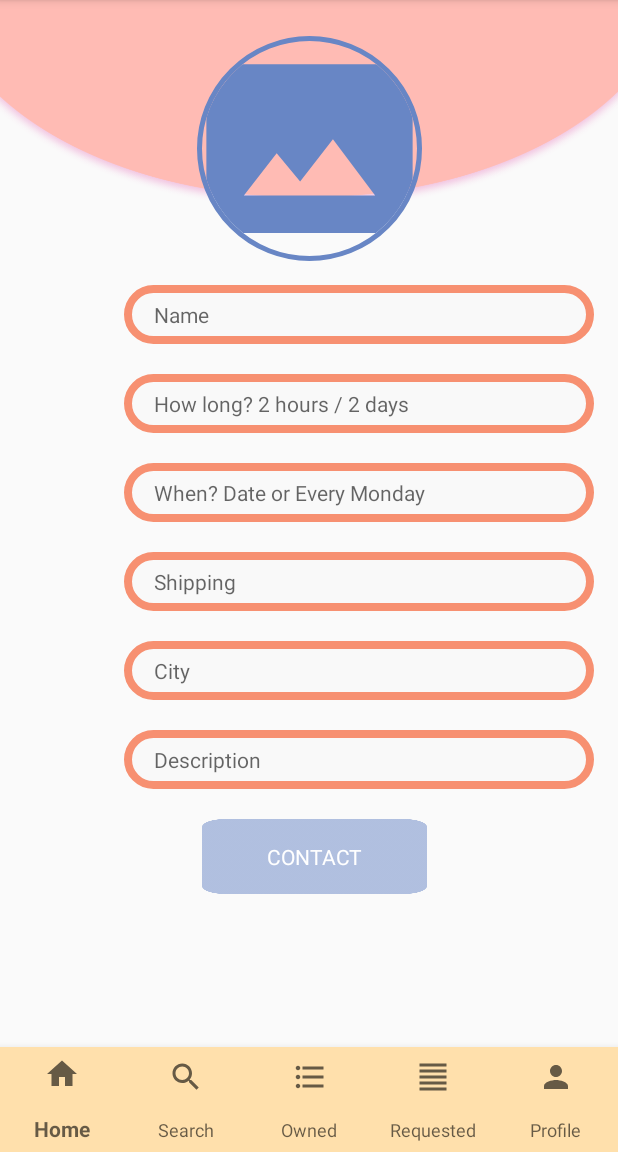
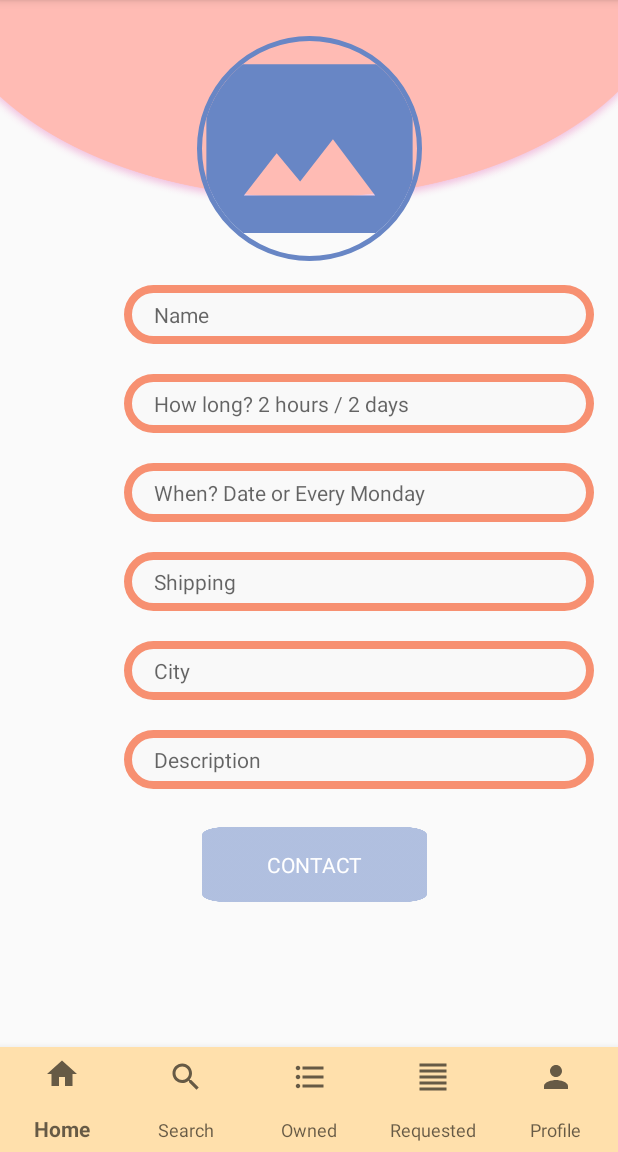
Before and after one commit to MarosiF/NeighbourInNeed, an Android app: the AdActivity screen opened directly, with no data from a screen before it, on a phone screen of 412 x 824 dp, the part 84-1236 px from its top. Run offline under Robolectric (Android 15) with nearby library versions, the phone set to English and light mode, and no system bars; our stand-ins replace CircleImageView, Firebase (no records; nobody signed in at launch, a user with empty details on screens opened directly), Picasso; Roboto replaces fonts that are not available here; 1 statement that could not run was skipped.

Commit message:
bug fixes: ScrollView, wrong password entered, hide contact button own advertisements

```diff
--- a/app/src/main/java/com/example/neighbourinneed/AdActivity.java
+++ b/app/src/main/java/com/example/neighbourinneed/AdActivity.java
@@ -41,7 +41,8 @@ public class AdActivity extends AppCompatActivity {
     private StorageReference productImagesRef;
     final private String parentDbName = "Advertisements";
     private String ownerEmail, owner;
-    String currentAd;
+    private String currentAd;
+    private String callingActivity;
     private BottomNavigationView bottomNavigationView;
     Advertisement advertisement;
 
@@ -82,13 +83,13 @@ public class AdActivity extends AppCompatActivity {
         //Prevalent.currentAdName = advertisementID;
 
         currentAd = getIntent().getStringExtra("advertisement");
-        //advertisementInfoDisplay(advertisementID);
+        callingActivity = getIntent().getStringExtra("callingActivity");
 
-        //Advertisement ad = (Advertisement) getIntent().getSerializableExtra("advertisement");
+        if (callingActivity.equals("OfferList")) {
+            adButtonContact.setVisibility(View.GONE);
+        }
 
         advertisementInfoDisplay(currentAd);
-
-        //advertisementInfoDisplay(ad);
 
         adButtonContact.setOnClickListener(new View.OnClickListener() {
             @Override
@@ -96,8 +97,6 @@ public class AdActivity extends AppCompatActivity {
                 sendEmail();
             }
         });
-
-
     }
 
     private void bottomNavigation() {
--- a/app/src/main/java/com/example/neighbourinneed/LoginActivity.java
+++ b/app/src/main/java/com/example/neighbourinneed/LoginActivity.java
@@ -91,6 +91,7 @@ public class LoginActivity extends AppCompatActivity {
             loadingBar.show();
 
             AllowAccessToAccount(username, password);
+            loadingBar.dismiss();
         }
 
     }
@@ -121,7 +122,6 @@ public class LoginActivity extends AppCompatActivity {
                     System.out.println(dataSnapshot.child(parentDbName).child(username).getValue(Users.class));
 
                     //String uNDB = dataSnapshot.child(parentDbName).child(username).child("name").getValue().toString();
-                    //System.out.println(uNDB);
                     System.out.println("Username: " + userData.getName());
                     System.out.println("Password: " + userData.getPassword());
                     System.out.println("EMail: " + userData.getEmail());
@@ -143,6 +143,9 @@ public class LoginActivity extends AppCompatActivity {
                             System.out.println(Prevalent.currentUser.getName());
 
                             startActivity(intent);
+                        } else {
+                            Toast.makeText(LoginActivity.this, "Your password is wrong, please try again", Toast.LENGTH_SHORT).show();
+                            loadingBar.dismiss();
                         }
                     }
 
--- a/app/src/main/java/com/example/neighbourinneed/OfferListActivity.java
+++ b/app/src/main/java/com/example/neighbourinneed/OfferListActivity.java
@@ -114,8 +114,6 @@ public class OfferListActivity extends AppCompatActivity implements AdapterClass
                 public void onDataChange(@NonNull DataSnapshot dataSnapshot) {
                     if (dataSnapshot.exists()) {
                         list = new ArrayList<Advertisement>();
-                        //String username = Prevalent.getCurrentUser().getName();
-                        //String username = Paper.book().read(Prevalent.usernamekey);
                         for(DataSnapshot ds : dataSnapshot.getChildren()) {
                             if (Objects.requireNonNull(ds.child("user").getValue()).toString().equals(username)) {
                                 list.add(ds.getValue(Advertisement.class));
@@ -145,6 +143,7 @@ public class OfferListActivity extends AppCompatActivity implements AdapterClass
 
         Intent intent = new Intent(OfferListActivity.this, AdActivity.class);
         intent.putExtra("advertisement", nameAd);
+        intent.putExtra("callingActivity", "OfferList");
         startActivity(intent);
     }
 }
--- a/app/src/main/java/com/example/neighbourinneed/SearchSubcategoryActivity.java
+++ b/app/src/main/java/com/example/neighbourinneed/SearchSubcategoryActivity.java
@@ -254,6 +254,7 @@ public class SearchSubcategoryActivity extends AppCompatActivity implements Adap
 
         Intent intent = new Intent(SearchSubcategoryActivity.this, AdActivity.class);
         intent.putExtra("advertisement", nameAd);
+        intent.putExtra("callingActivity", "SearchSubcategory");
         startActivity(intent);
     }
 }
--- a/app/src/main/res/layout/activity_ad.xml
+++ b/app/src/main/res/layout/activity_ad.xml
@@ -16,8 +16,8 @@
 
 
         <androidx.constraintlayout.widget.ConstraintLayout
-            android:layout_width="match_parent"
-            android:layout_height="match_parent"
+            android:layout_width="wrap_content"
+            android:layout_height="wrap_content"
             android:layout_above="@+id/bottom_navigation">
 
 
@@ -35,6 +35,8 @@
                 android:id="@+id/ad_button_submit"
                 android:layout_width="150dp"
                 android:layout_height="50dp"
+                android:layout_marginTop="100dp"
+                android:layout_marginBottom="150dp"
                 android:background="@drawable/blue_button"
                 android:fontFamily="@font/aclonica"
                 android:text="Contact"
@@ -43,23 +45,22 @@
                 app:layout_constraintEnd_toEndOf="parent"
                 app:layout_constraintHorizontal_bias="0.513"
                 app:layout_constraintStart_toStartOf="parent"
-                app:layout_constraintTop_toTopOf="parent" />
+                app:layout_constraintTop_toBottomOf="@+id/ad_description" />
 
-            <de.hdodenhof.circleimageview.CircleImageView
-                xmlns:app="http://schemas.android.com/apk/res-auto"
+            <de.hdodenhof.circleimageview.CircleImageView xmlns:app="http://schemas.android.com/apk/res-auto"
                 android:id="@+id/ad_image"
                 android:layout_width="150dp"
                 android:layout_height="150dp"
                 android:layout_marginTop="24dp"
                 android:layout_marginBottom="16dp"
+                android:scaleType="centerCrop"
+                app:civ_border_color="#6886c5"
+                app:civ_border_width="3dp"
                 app:layout_constraintBottom_toTopOf="@+id/ad_name"
                 app:layout_constraintEnd_toEndOf="parent"
                 app:layout_constraintStart_toStartOf="parent"
                 app:layout_constraintTop_toTopOf="@+id/image_ellipse_ad"
-                android:scaleType ="centerCrop"
-                app:srcCompat="@drawable/ic_photo_size_select_actual_black_24dp"
-                app:civ_border_width="3dp"
-                app:civ_border_color="#6886c5"/>
+                app:srcCompat="@drawable/ic_photo_size_select_actual_black_24dp" />
 
             <TextView
                 android:id="@+id/ad_days"
@@ -72,8 +73,8 @@
                 android:fontFamily="@font/aclonica"
                 android:hint="How long? 2 hours / 2 days"
                 android:paddingStart="20dp"
+                android:paddingTop="10dp"
                 android:paddingEnd="20dp"
-                android:paddingTop="10dp"
                 android:paddingBottom="10dp"
                 android:textColor="#6886c5"
                 app:layout_constraintBottom_toTopOf="@+id/ad_date"
@@ -84,17 +85,17 @@
                 android:layout_width="313dp"
                 android:layout_height="wrap_content"
                 android:layout_marginEnd="16dp"
-                android:layout_marginBottom="20dp"
+                android:layout_marginBottom="150dp"
                 android:background="@drawable/box2"
                 android:ems="10"
                 android:fontFamily="@font/aclonica"
                 android:hint="Description"
                 android:paddingStart="20dp"
+                android:paddingTop="10dp"
                 android:paddingEnd="20dp"
-                android:paddingTop="10dp"
                 android:paddingBottom="10dp"
                 android:textColor="#6886c5"
-                app:layout_constraintBottom_toTopOf="@+id/ad_button_submit"
+                app:layout_constraintBottom_toBottomOf="parent"
                 app:layout_constraintEnd_toEndOf="parent" />
 
             <TextView
@@ -108,8 +109,8 @@
                 android:fontFamily="@font/aclonica"
                 android:hint="When? Date or Every Monday"
                 android:paddingStart="20dp"
+                android:paddingTop="10dp"
                 android:paddingEnd="20dp"
-                android:paddingTop="10dp"
                 android:paddingBottom="10dp"
                 android:textColor="#6886c5"
                 app:layout_constraintBottom_toTopOf="@+id/ad_shipping"
@@ -126,8 +127,8 @@
                 android:fontFamily="@font/aclonica"
                 android:hint="Name"
                 android:paddingStart="20dp"
+                android:paddingTop="10dp"
                 android:paddingEnd="20dp"
-                android:paddingTop="10dp"
                 android:paddingBottom="10dp"
                 android:textColor="#6886c5"
                 app:layout_constraintBottom_toTopOf="@+id/ad_days"
@@ -144,8 +145,8 @@
                 android:fontFamily="@font/aclonica"
                 android:hint="Shipping"
                 android:paddingStart="20dp"
+                android:paddingTop="10dp"
                 android:paddingEnd="20dp"
-                android:paddingTop="10dp"
                 android:paddingBottom="10dp"
                 android:textColor="#6886c5"
                 app:layout_constraintBottom_toTopOf="@+id/ad_city"
@@ -162,8 +163,8 @@
                 android:fontFamily="@font/aclonica"
                 android:hint="@string/regsiter_city_hint"
                 android:paddingStart="20dp"
+                android:paddingTop="10dp"
                 android:paddingEnd="20dp"
-                android:paddingTop="10dp"
                 android:paddingBottom="10dp"
                 android:textColor="#6886c5"
                 app:layout_constraintBottom_toTopOf="@+id/ad_description"
```
